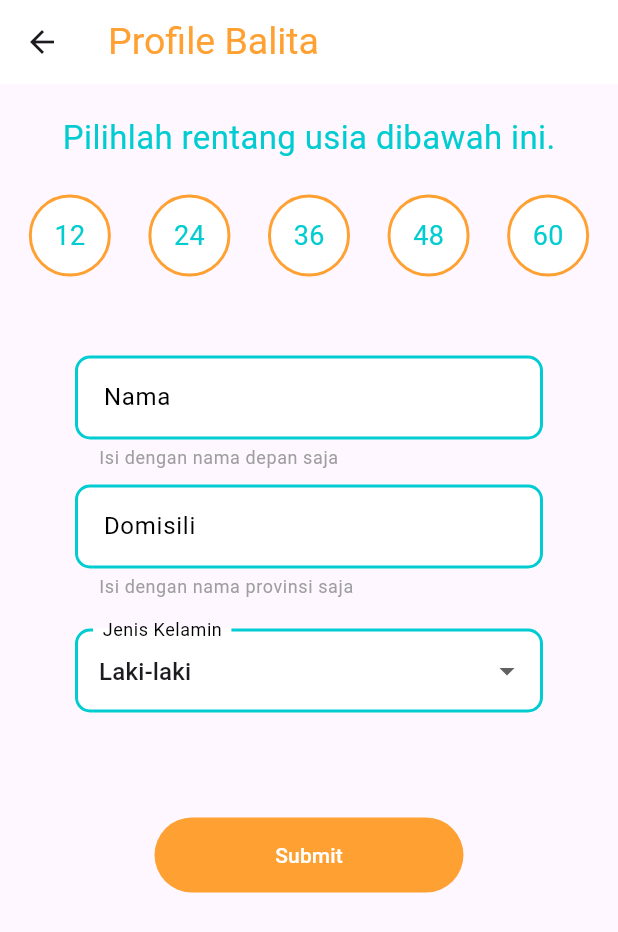
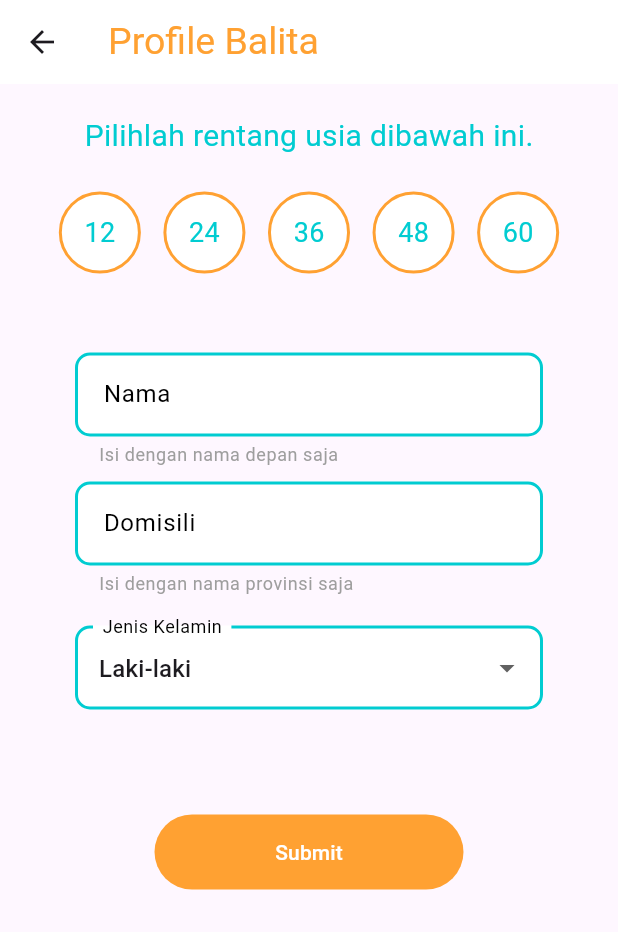
Before and after one commit to falthackel/tiny-detector, a Flutter app: the ToddlerProfile screen opened directly, on a phone screen of 412 x 824 dp. Shown: the top 932 px of the screen. Run offline on Flutter 3.47's test engine with Material 3 defaults, Android fonts, the phone set to English and light mode, and no system bars; our stand-ins replace material_design_icons_flutter.

Commit message:
Change spacing for age and fontSize for 'Pilihlah rentang usia dibawah ini.'

```diff
--- a/flutter_tiny_detector/lib/age_options.dart
+++ b/flutter_tiny_detector/lib/age_options.dart
@@ -28,13 +28,13 @@ class _AgeOptionsState extends State<AgeOptions> {
             'Pilihlah rentang usia dibawah ini.',
             style: TextStyle(
               color:Color.fromARGB(255, 1, 204, 209),
-              fontSize: 22,
+              fontSize: 20,
             ),
             textAlign: TextAlign.justify,
           ),
         ),
         Wrap( // Wrap for horizontal arrangement
-          spacing: 25,
+          spacing: 15,
           children: ages.map((age) => _buildAgeOption(age)).toList(),
         ),
       ],
```
